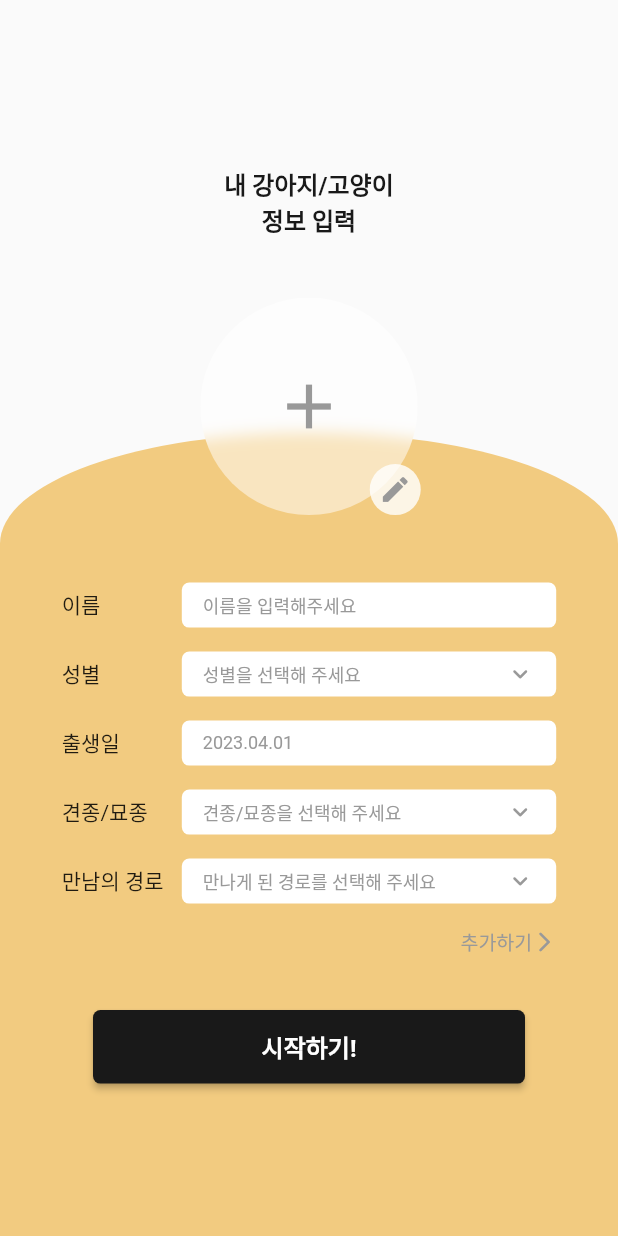
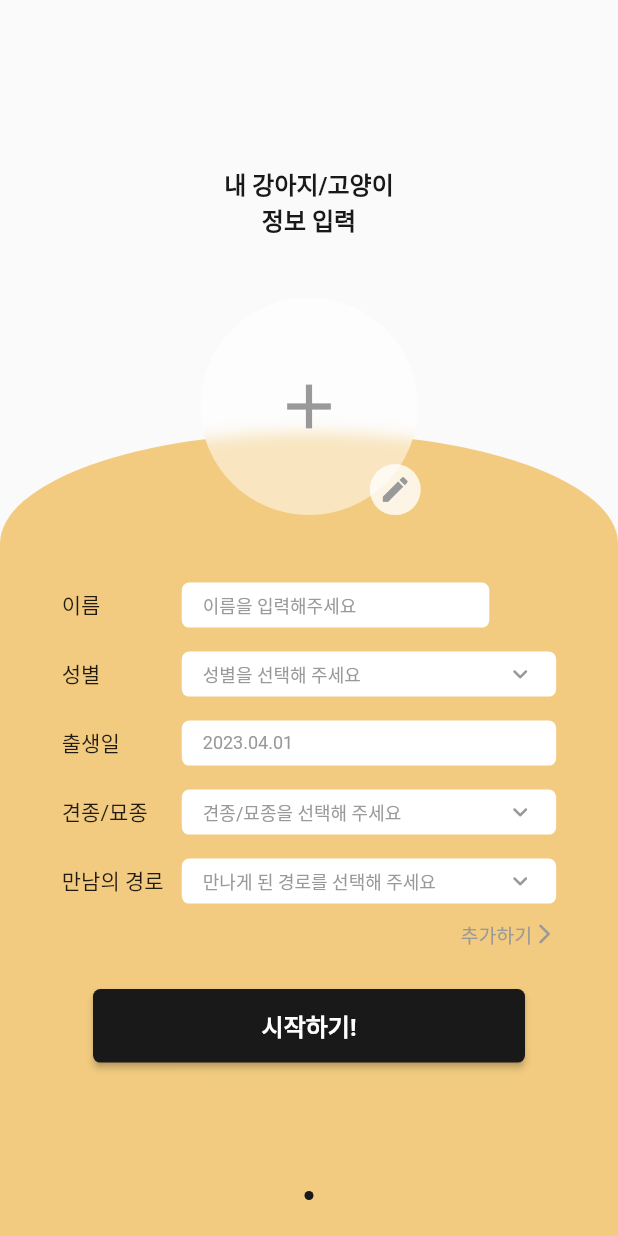
Before and after one commit to potato-club/meonghae_front, a Flutter app: the RegisterScreen screen opened directly, on a phone screen of 412 x 824 dp. Run offline on Flutter 3.47's test engine with Material 2 defaults, Android fonts, the phone set to English and light mode, and no system bars; drawn by our look-alikes of carousel_slider; our stand-ins replace font_awesome_flutter, image_picker, video_player; missing offline and left inert: kakao_flutter_sdk_user.

Commit message:
feat. Register_Screen #6 - 시작하기, 추가하기 버튼 부모로 이동 - customColor 적용

```diff
--- a/lib/main.dart
+++ b/lib/main.dart
@@ -1,7 +1,7 @@
 import 'package:flutter/material.dart';
 import 'package:kakao_flutter_sdk_user/kakao_flutter_sdk_user.dart';
 import 'package:flutter/services.dart';
-import 'package:meonghae_front/screens/login_screen.dart';
+import 'package:meonghae_front/screens/register_screen.dart';
 
 void main() async {
   // 카카오 앱의 클라이언트 ID를 설정
@@ -22,7 +22,7 @@ class MyApp extends StatelessWidget {
       //   colorScheme: ColorScheme.fromSeed(seedColor: Colors.deepPurple),
       //   useMaterial3: true,
       // ),
-      home: LoginScreen(),
+      home: RegisterScreen(),
     );
   }
 }
--- a/lib/screens/register_screen.dart
+++ b/lib/screens/register_screen.dart
@@ -1,5 +1,6 @@
 import 'package:carousel_slider/carousel_slider.dart';
 import 'package:flutter/material.dart';
+import 'package:meonghae_front/themes/customColor.dart';
 import 'package:meonghae_front/widgets/register_screen/register_init_form.dart';
 
 class RegisterScreen extends StatefulWidget {
@@ -10,23 +11,29 @@ class RegisterScreen extends StatefulWidget {
 }
 
 class _RegisterScreenState extends State<RegisterScreen> {
+  final CarouselController _carouselController = CarouselController();
   List<Widget> registerSliders = [];
+  int currentSlideIndex = 0;
+  bool isHovered = false;
+
+  void _handleHover(bool isHovered) {
+    setState(() {
+      this.isHovered = isHovered;
+    });
+    _carouselController.animateToPage(registerSliders.length);
+  }
 
   @override
   void initState() {
     super.initState();
     registerSliders = [
-      RegisterInitForm(
-        onAddRegisterInitForm: addSliderItem,
-      ),
+      const RegisterInitForm(),
     ];
   }
 
   void addSliderItem() {
     setState(() {
-      registerSliders.add(RegisterInitForm(
-        onAddRegisterInitForm: addSliderItem,
-      ));
+      registerSliders.add(const RegisterInitForm());
     });
   }
 
@@ -34,7 +41,10 @@ class _RegisterScreenState extends State<RegisterScreen> {
   Widget build(BuildContext context) {
     return Scaffold(
       resizeToAvoidBottomInset: false,
-        body: Column(children: [
+      body: Stack(
+        children: [
+          Column(
+            children: [
               SizedBox(
                 height: MediaQuery.of(context).size.height * 0.35 - 130,
                 child: const Column(
@@ -43,7 +53,7 @@ class _RegisterScreenState extends State<RegisterScreen> {
                     Text(
                       '내 강아지/고양이',
                       style: TextStyle(
-                    color: Color(0xff191919),
+                        color: CustomColor.black2,
                         fontSize: 16,
                         fontWeight: FontWeight.w700,
                       ),
@@ -51,7 +61,7 @@ class _RegisterScreenState extends State<RegisterScreen> {
                     Text(
                       '정보 입력',
                       style: TextStyle(
-                    color: Color(0xff191919),
+                        color: CustomColor.black2,
                         fontSize: 16,
                         fontWeight: FontWeight.w700,
                       ),
@@ -60,13 +70,97 @@ class _RegisterScreenState extends State<RegisterScreen> {
                 ),
               ),
               CarouselSlider(
+                carouselController: _carouselController,
                 options: CarouselOptions(
                   height: MediaQuery.of(context).size.height * 0.65 + 130,
                   viewportFraction: 1.0,
                   enableInfiniteScroll: false,
+                  onPageChanged: (index, reason) =>
+                      setState(() => currentSlideIndex = index),
                 ),
                 items: registerSliders,
               )
-        ]));
+            ],
+          ),
+          Positioned(
+            bottom: 24,
+            left: 0,
+            right: 0,
+            child: Row(
+              crossAxisAlignment: CrossAxisAlignment.center,
+              mainAxisAlignment: MainAxisAlignment.center,
+              children: [
+                for (var i = 0; i < registerSliders.length; i++)
+                  Padding(
+                    padding: const EdgeInsets.symmetric(horizontal: 3),
+                    child: Container(
+                      width: 6,
+                      height: 6,
+                      decoration: BoxDecoration(
+                        color: currentSlideIndex == i
+                            ? CustomColor.black2
+                            : CustomColor.gray,
+                        borderRadius: BorderRadius.circular(4),
+                      ),
+                    ),
+                  ),
+              ],
+            ),
+          ),
+          Positioned(
+            bottom: MediaQuery.of(context).size.height * 0.65 - 420,
+            left: MediaQuery.of(context).size.width * 0.5 - 144,
+            child: ElevatedButton(
+              style: ElevatedButton.styleFrom(
+                fixedSize: const Size(288, 49),
+                shape: RoundedRectangleBorder(
+                  borderRadius: BorderRadius.circular(5),
+                ),
+                backgroundColor: CustomColor.black2,
+              ),
+              onPressed: () => {}, //수정필요
+              child: const Text(
+                '시작하기!',
+                style: TextStyle(
+                  fontSize: 16,
+                  fontWeight: FontWeight.bold,
+                ),
+              ),
+            ),
+          ),
+          Positioned(
+            bottom: MediaQuery.of(context).size.height * 0.65 - 344,
+            right: MediaQuery.of(context).size.width * 0.1,
+            child: GestureDetector(
+              onTap: () => addSliderItem(),
+              onTapDown: (_) {
+                _handleHover(true);
+              },
+              onTapUp: (_) {
+                _handleHover(false);
+              },
+              child: Row(
+                mainAxisAlignment: MainAxisAlignment.end,
+                children: [
+                  Text(
+                    '추가하기',
+                    style: TextStyle(
+                      fontSize: 13,
+                      fontWeight: isHovered ? FontWeight.bold : FontWeight.w400,
+                      color: CustomColor.gray,
+                    ),
+                  ),
+                  const Icon(
+                    Icons.arrow_forward_ios_rounded,
+                    color: CustomColor.gray,
+                    size: 16,
+                  ),
+                ],
+              ),
+            ),
+          )
+        ],
+      ),
+    );
   }
 }
--- a/lib/widgets/register_screen/registerForm_widget.dart
+++ b/lib/widgets/register_screen/registerForm_widget.dart
@@ -1,10 +1,9 @@
 import 'package:flutter/material.dart';
 import 'package:meonghae_front/models/infoModel.dart';
+import 'package:meonghae_front/themes/customColor.dart';
 
 class RegisterForm extends StatefulWidget {
-  final Function onAddRegisterInitForm;
-
-  const RegisterForm({super.key, required this.onAddRegisterInitForm});
+  const RegisterForm({super.key});
 
   @override
   State<RegisterForm> createState() => _RegisterFormState();
@@ -95,8 +94,7 @@ class _RegisterFormState extends State<RegisterForm> {
                   ),
                 ),
               ),
-              Expanded(
-                child: Container(
+              Container(
                 alignment: Alignment.center,
                 width: 205,
                 height: 30,
@@ -111,8 +109,11 @@ class _RegisterFormState extends State<RegisterForm> {
                     filled: true,
                     fillColor: Colors.white,
                     contentPadding: EdgeInsets.symmetric(horizontal: 14),
-                        hintStyle:
-                            TextStyle(color: Color(0xFF999999), fontSize: 12)),
+                    hintStyle: TextStyle(
+                      color: CustomColor.gray,
+                      fontSize: 12,
+                    ),
+                  ),
                   textAlignVertical: TextAlignVertical.center,
                   style: const TextStyle(fontSize: 12),
                   keyboardType: TextInputType.text,
@@ -139,7 +140,6 @@ class _RegisterFormState extends State<RegisterForm> {
                   onSaved: (value) {
                     _name = value!;
                   },
-                  ),
                 ),
               ),
             ],
@@ -174,7 +174,7 @@ class _RegisterFormState extends State<RegisterForm> {
                       icon: const Icon(
                         Icons.keyboard_arrow_down_rounded,
                         size: 20,
-                        color: Color(0xFF999999),
+                        color: CustomColor.gray,
                       ),
                       value: selectedGender,
                       isExpanded: true,
@@ -183,12 +183,15 @@ class _RegisterFormState extends State<RegisterForm> {
                         num index = genderList.indexOf(item);
                         return DropdownMenuItem<String>(
                           value: item,
-                          child: Text(item,
+                          child: Text(
+                            item,
                             style: TextStyle(
                               fontSize: 12,
                               color: index == 0
-                                      ? const Color(0xFF999999)
-                                      : Colors.black)),
+                                  ? CustomColor.gray
+                                  : CustomColor.black1,
+                            ),
+                          ),
                         );
                       }).toList(),
                       onChanged: (dynamic value) {
@@ -231,10 +234,13 @@ class _RegisterFormState extends State<RegisterForm> {
                         borderRadius: BorderRadius.all(Radius.circular(5)),
                       ),
                       filled: true,
-                        fillColor: Colors.white,
+                      fillColor: CustomColor.white,
                       contentPadding: EdgeInsets.symmetric(horizontal: 14),
-                        hintStyle:
-                            TextStyle(color: Color(0xFF999999), fontSize: 12)),
+                      hintStyle: TextStyle(
+                        color: CustomColor.gray,
+                        fontSize: 12,
+                      ),
+                    ),
                     textAlignVertical: TextAlignVertical.center,
                     style: const TextStyle(fontSize: 12),
                     keyboardType: TextInputType.text,
@@ -287,7 +293,7 @@ class _RegisterFormState extends State<RegisterForm> {
                   width: 205,
                   height: 30,
                   decoration: BoxDecoration(
-                    color: Colors.white,
+                    color: CustomColor.white,
                     borderRadius: BorderRadius.circular(5),
                   ),
                   child: Padding(
@@ -298,19 +304,22 @@ class _RegisterFormState extends State<RegisterForm> {
                       icon: const Icon(
                         Icons.keyboard_arrow_down_rounded,
                         size: 20,
-                        color: Color(0xFF999999),
+                        color: CustomColor.gray,
                       ),
                       value: selectedKind,
                       items: kindList.map((String item) {
                         num index = kindList.indexOf(item);
                         return DropdownMenuItem<String>(
                           value: item,
-                          child: Text(item,
+                          child: Text(
+                            item,
                             style: TextStyle(
                               fontSize: 12,
                               color: index == 0
-                                      ? const Color(0xFF999999)
-                                      : Colors.black)),
+                                  ? CustomColor.gray
+                                  : CustomColor.black1,
+                            ),
+                          ),
                         );
                       }).toList(),
                       onChanged: (dynamic value) {
@@ -345,7 +354,7 @@ class _RegisterFormState extends State<RegisterForm> {
                   width: 205,
                   height: 30,
                   decoration: BoxDecoration(
-                    color: Colors.white,
+                    color: CustomColor.white,
                     borderRadius: BorderRadius.circular(5),
                   ),
                   child: Padding(
@@ -354,7 +363,7 @@ class _RegisterFormState extends State<RegisterForm> {
                       icon: const Icon(
                         Icons.keyboard_arrow_down_rounded,
                         size: 20,
-                        color: Color(0xFF999999),
+                        color: CustomColor.gray,
                       ),
                       isExpanded: true,
                       underline: Container(),
@@ -363,12 +372,15 @@ class _RegisterFormState extends State<RegisterForm> {
                         num index = placeList.indexOf(item);
                         return DropdownMenuItem<String>(
                           value: item,
-                          child: Text(item,
+                          child: Text(
+                            item,
                             style: TextStyle(
                               fontSize: 12,
                               color: index == 0
-                                      ? const Color(0xFF999999)
-                                      : Colors.black)),
+                                  ? CustomColor.gray
+                                  : CustomColor.black1,
+                            ),
+                          ),
                         );
                       }).toList(),
                       onChanged: (dynamic value) {
@@ -382,60 +394,60 @@ class _RegisterFormState extends State<RegisterForm> {
               ),
             ],
           ),
-          const SizedBox(
-            height: 16,
-          ),
-          GestureDetector(
-            onTap: () {
-              widget.onAddRegisterInitForm();
-              addFormData(
-                  selectedGender, selectedKind, selectedPlace, _name, _birth);
-            },
-            onTapDown: (_) {
-              _handleHover(true);
-            },
-            onTapUp: (_) {
-              _handleHover(false);
-            },
-            child: Row(
-              mainAxisAlignment: MainAxisAlignment.end,
-              children: [
-                Text(
-                  '추가하기',
-                  style: TextStyle(
-                    fontSize: 13,
-                    fontWeight: isHovered ? FontWeight.bold : FontWeight.w400,
-                    color: const Color(0xff999999),
-                  ),
-                ),
-                const Icon(
-                  Icons.arrow_forward_ios_rounded,
-                  color: Color(0xff999999),
-                  size: 16,
-                ),
-              ],
-            ),
-          ),
-          const SizedBox(
-            height: 36,
-          ),
-          ElevatedButton(
-            style: ElevatedButton.styleFrom(
-              fixedSize: const Size(288, 49),
-              shape: RoundedRectangleBorder(
-                borderRadius: BorderRadius.circular(5),
-              ),
-              backgroundColor: const Color(0xff191919),
-            ),
-            onPressed: _onFormSubmit,
-            child: const Text(
-              '시작하기!',
-              style: TextStyle(
-                fontSize: 16,
-                fontWeight: FontWeight.bold,
-              ),
-            ),
-          ),
+          // const SizedBox(
+          //   height: 16,
+          // ),
+          // GestureDetector(
+          //   onTap: () {
+          //     widget.onAddRegisterInitForm();
+          //     addFormData(
+          //         selectedGender, selectedKind, selectedPlace, _name, _birth);
+          //   },
+          //   onTapDown: (_) {
+          //     _handleHover(true);
+          //   },
+          //   onTapUp: (_) {
+          //     _handleHover(false);
+          //   },
+          //   child: Row(
+          //     mainAxisAlignment: MainAxisAlignment.end,
+          //     children: [
+          //       Text(
+          //         '추가하기',
+          //         style: TextStyle(
+          //           fontSize: 13,
+          //           fontWeight: isHovered ? FontWeight.bold : FontWeight.w400,
+          //           color: const Color(0xff999999),
+          //         ),
+          //       ),
+          //       const Icon(
+          //         Icons.arrow_forward_ios_rounded,
+          //         color: Color(0xff999999),
+          //         size: 16,
+          //       ),
+          //     ],
+          //   ),
+          // ),
+          // const SizedBox(
+          //   height: 36,
+          // ),
+          // ElevatedButton(
+          //   style: ElevatedButton.styleFrom(
+          //     fixedSize: const Size(288, 49),
+          //     shape: RoundedRectangleBorder(
+          //       borderRadius: BorderRadius.circular(5),
+          //     ),
+          //     backgroundColor: const Color(0xff191919),
+          //   ),
+          //   onPressed: _onFormSubmit,
+          //   child: const Text(
+          //     '시작하기!',
+          //     style: TextStyle(
+          //       fontSize: 16,
+          //       fontWeight: FontWeight.bold,
+          //     ),
+          //   ),
+          // ),
         ],
       ),
     );
--- a/lib/widgets/register_screen/registerImage_widget.dart
+++ b/lib/widgets/register_screen/registerImage_widget.dart
@@ -2,6 +2,7 @@ import 'dart:io';
 import 'dart:ui';
 import 'package:flutter/material.dart';
 import 'package:image_picker/image_picker.dart';
+import 'package:meonghae_front/themes/customColor.dart';
 
 class RegisterImage extends StatefulWidget {
   const RegisterImage({super.key});
@@ -38,7 +39,7 @@ class _RegisterImageState extends State<RegisterImage> {
                 sigmaY: 5.0,
               ),
               child: Container(
-                color: Colors.white.withOpacity(0.5),
+                color: CustomColor.white.withOpacity(0.5),
                 child: _imageFile != null
                     ? CircleAvatar(
                         backgroundImage: FileImage(_imageFile!),
@@ -47,7 +48,7 @@ class _RegisterImageState extends State<RegisterImage> {
                     : const Icon(
                         Icons.add,
                         size: 50,
-                        color: Color(0xff999999),
+                        color: CustomColor.gray,
                       ),
               ),
             ),
@@ -62,11 +63,11 @@ class _RegisterImageState extends State<RegisterImage> {
             height: 34,
             child: FloatingActionButton(
               elevation: 0,
-              backgroundColor: Colors.white.withOpacity(0.8),
+              backgroundColor: CustomColor.white.withOpacity(0.8),
               onPressed: _pickImage,
               child: const Icon(
                 Icons.edit,
-                color: Color(0xff999999),
+                color: CustomColor.gray,
                 size: 22,
               ),
             ),
--- a/lib/widgets/register_screen/register_init_form.dart
+++ b/lib/widgets/register_screen/register_init_form.dart
@@ -1,14 +1,11 @@
 import 'package:flutter/material.dart';
+import 'package:meonghae_front/themes/customColor.dart';
 
 import 'registerForm_widget.dart';
 import 'registerImage_widget.dart';
 
 class RegisterInitForm extends StatelessWidget {
-  final Function onAddRegisterInitForm;
-  const RegisterInitForm({
-    super.key,
-    required this.onAddRegisterInitForm,
-  });
+  const RegisterInitForm({super.key});
 
   @override
   Widget build(BuildContext context) {
@@ -21,7 +18,7 @@ class RegisterInitForm extends StatelessWidget {
             width: MediaQuery.of(context).size.width,
             height: MediaQuery.of(context).size.height * 0.65,
             decoration: BoxDecoration(
-              color: const Color(0xFFF2CB80),
+              color: CustomColor.brown1,
               borderRadius: BorderRadius.only(
                   topLeft: Radius.elliptical(
                       MediaQuery.of(context).size.width * 0.5, 74),
@@ -31,9 +28,7 @@ class RegisterInitForm extends StatelessWidget {
             child: Padding(
               padding: EdgeInsets.symmetric(
                   horizontal: MediaQuery.of(context).size.width * 0.1),
-              child: RegisterForm(
-                onAddRegisterInitForm: onAddRegisterInitForm,
-              ),
+              child: const RegisterForm(),
             ),
           ),
         ),
```
Lines whose indentation alone changed are shown as unchanged.
